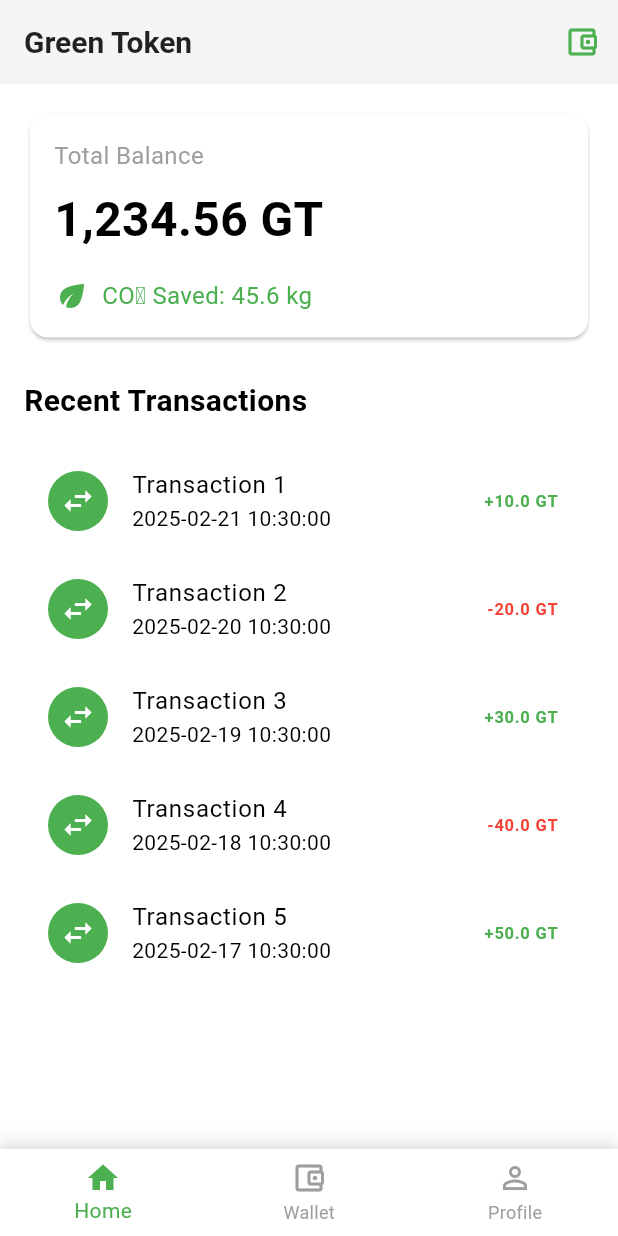
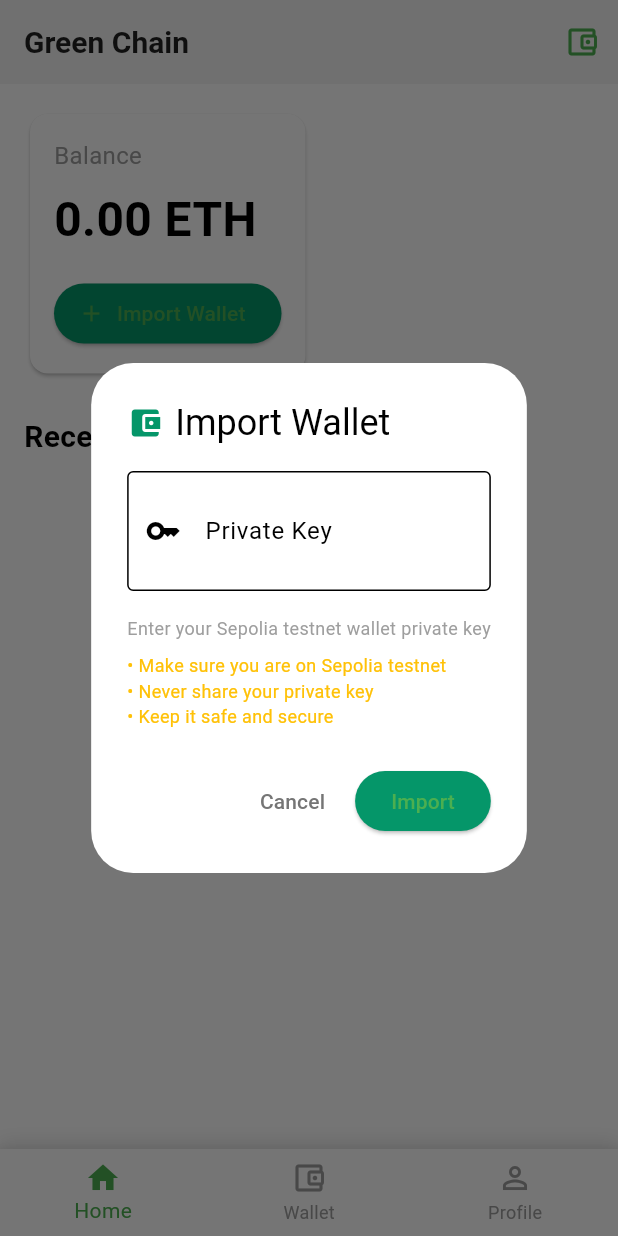
Before and after one commit to Abelboby/Green-Chain, a Flutter app: the screen it shows once a user with an empty profile is signed in, after a tap on the "account balance wallet" icon, on a phone screen of 412 x 824 dp. Run offline on Flutter 3.47's test engine with Material 3 defaults, Android fonts, the phone set to English and light mode, and no system bars; our stand-ins replace cloud_firestore, firebase_auth, firebase_core, google_sign_in, shared_preferences; missing offline and left inert: web3dart; accounts and stored records are empty.

Commit message:
Implement wallet functionality with Web3 and SharedPreferences

```diff
--- /dev/null
+++ b/lib/core/services/wallet_service.dart
@@ -0,0 +1,48 @@
+import 'package:web3dart/web3dart.dart';
+import 'package:shared_preferences/shared_preferences.dart';
+import 'package:http/http.dart' as http;
+
+class WalletService {
+  static const String _privateKeyKey = 'private_key';
+  static const String _rpcUrl = 'https://sepolia.infura.io/v3/75e1ccf8e39e4f67b34e691671471204'; // Replace with your Infura project ID
+
+  final Web3Client _client;
+  final SharedPreferences _prefs;
+
+  WalletService(this._prefs) : _client = Web3Client(_rpcUrl, http.Client());
+
+  Future<Credentials> importWallet(String privateKey) async {
+    try {
+      final credentials = EthPrivateKey.fromHex(privateKey);
+      final address = await credentials.extractAddress();
+
+      // Save private key securely
+      await _prefs.setString(_privateKeyKey, privateKey);
+
+      return credentials;
+    } catch (e) {
+      throw Exception('Invalid private key');
+    }
+  }
+
+  Future<String?> getStoredPrivateKey() async {
+    return _prefs.getString(_privateKeyKey);
+  }
+
+  Future<EtherAmount> getBalance(String address) async {
+    final ethAddress = EthereumAddress.fromHex(address);
+    return await _client.getBalance(ethAddress);
+  }
+
+  Future<void> removeWallet() async {
+    await _prefs.remove(_privateKeyKey);
+  }
+
+  Future<bool> hasWallet() async {
+    return _prefs.containsKey(_privateKeyKey);
+  }
+
+  void dispose() {
+    _client.dispose();
+  }
+}
--- a/lib/features/home/presentation/screens/home_screen.dart
+++ b/lib/features/home/presentation/screens/home_screen.dart
@@ -1,23 +1,81 @@
 import 'package:flutter/material.dart';
+import 'package:provider/provider.dart';
+import 'package:web3dart/web3dart.dart';
+import '../../../../core/theme/app_colors.dart';
+import '../../../wallet/providers/wallet_provider.dart';
+import '../../../wallet/widgets/import_wallet_dialog.dart';
 
 class HomeScreen extends StatelessWidget {
   const HomeScreen({Key? key}) : super(key: key);
+
+  void _importWallet(BuildContext context) async {
+    final privateKey = await showDialog<String>(
+      context: context,
+      builder: (context) => const ImportWalletDialog(),
+    );
+
+    if (privateKey != null && context.mounted) {
+      try {
+        await context.read<WalletProvider>().importWallet(privateKey);
+      } catch (e) {
+        if (context.mounted) {
+          ScaffoldMessenger.of(context).showSnackBar(
+            SnackBar(
+              content: Text('Error: ${e.toString()}'),
+              backgroundColor: AppColors.error,
+            ),
+          );
+        }
+      }
+    }
+  }
+
+  String _formatBalance(EtherAmount? balance) {
+    if (balance == null) return '0.00 ETH';
+    final inWei = balance.getInWei;
+    final inEther = inWei.toDouble() / BigInt.from(10).pow(18).toDouble();
+    return '${inEther.toStringAsFixed(4)} ETH';
+  }
 
   @override
   Widget build(BuildContext context) {
     return Scaffold(
       appBar: AppBar(
-        title: const Text('Green Token'),
+        title: const Text('Green Chain'),
         actions: [
-          IconButton(
-            icon: const Icon(Icons.account_balance_wallet_outlined),
-            onPressed: () {
-              // TODO: Implement wallet connection
+          Consumer<WalletProvider>(
+            builder: (context, walletProvider, _) {
+              if (walletProvider.isLoading) {
+                return const Center(
+                  child: SizedBox(
+                    width: 20,
+                    height: 20,
+                    child: CircularProgressIndicator(
+                      strokeWidth: 2,
+                    ),
+                  ),
+                );
+              }
+              return IconButton(
+                icon: Icon(
+                  walletProvider.hasWallet
+                      ? Icons.account_balance_wallet
+                      : Icons.account_balance_wallet_outlined,
+                ),
+                onPressed: () => walletProvider.hasWallet
+                    ? walletProvider.refreshBalance()
+                    : _importWallet(context),
+                tooltip: walletProvider.hasWallet
+                    ? 'Refresh Balance'
+                    : 'Import Wallet',
+              );
             },
           ),
         ],
       ),
-      body: SafeArea(
+      body: Consumer<WalletProvider>(
+        builder: (context, walletProvider, _) {
+          return SafeArea(
             child: Padding(
               padding: const EdgeInsets.all(16.0),
               child: Column(
@@ -30,44 +88,38 @@ class HomeScreen extends StatelessWidget {
                         crossAxisAlignment: CrossAxisAlignment.start,
                         children: [
                           const Text(
-                        'Total Balance',
+                            'Balance',
                             style: TextStyle(
                               fontSize: 16,
                               color: Colors.grey,
                             ),
                           ),
                           const SizedBox(height: 8),
-                      const Text(
-                        '1,234.56 GT',
-                        style: TextStyle(
+                          Text(
+                            _formatBalance(walletProvider.balance),
+                            style: const TextStyle(
                               fontSize: 32,
                               fontWeight: FontWeight.bold,
                             ),
                           ),
+                          if (!walletProvider.hasWallet) ...[
                             const SizedBox(height: 16),
-                      Row(
-                        children: [
-                          const Icon(
-                            Icons.eco,
-                            color: Colors.green,
-                          ),
-                          const SizedBox(width: 8),
-                          const Text(
-                            'CO₂ Saved: 45.6 kg',
-                            style: TextStyle(
-                              fontSize: 16,
-                              color: Colors.green,
+                            ElevatedButton.icon(
+                              onPressed: () => _importWallet(context),
+                              icon: const Icon(Icons.add),
+                              label: const Text('Import Wallet'),
+                              style: ElevatedButton.styleFrom(
+                                backgroundColor: AppColors.primaryGreen,
                               ),
                             ),
                           ],
-                      ),
                         ],
                       ),
                     ),
                   ),
                   const SizedBox(height: 24),
                   const Text(
-                'Recent Transactions',
+                    'Recent Activity',
                     style: TextStyle(
                       fontSize: 20,
                       fontWeight: FontWeight.bold,
@@ -75,31 +127,23 @@ class HomeScreen extends StatelessWidget {
                   ),
                   const SizedBox(height: 16),
                   Expanded(
-                child: ListView.builder(
-                  itemCount: 5, // Placeholder count
-                  itemBuilder: (context, index) {
-                    return ListTile(
-                      leading: const CircleAvatar(
-                        backgroundColor: Colors.green,
-                        child: Icon(Icons.swap_horiz, color: Colors.white),
+                    child: Center(
+                      child: Text(
+                        walletProvider.hasWallet
+                            ? 'No transactions yet'
+                            : 'Import a wallet to view transactions',
+                        style: TextStyle(
+                          color: AppColors.textSecondaryLight,
                         ),
-                      title: Text('Transaction ${index + 1}'),
-                      subtitle: Text('${DateTime.now().subtract(Duration(days: index)).toString().split('.')[0]}'),
-                      trailing: Text(
-                        '${index % 2 == 0 ? '+' : '-'}${(index + 1) * 10.0} GT',
-                        style: TextStyle(
-                          color: index % 2 == 0 ? Colors.green : Colors.red,
-                          fontWeight: FontWeight.bold,
+                      ),
+                    ),
+                  ),
+                ],
               ),
             ),
           );
         },
       ),
-              ),
-            ],
-          ),
-        ),
-      ),
     );
   }
 }
--- a/lib/features/wallet/presentation/screens/wallet_screen.dart
+++ b/lib/features/wallet/presentation/screens/wallet_screen.dart
@@ -1,7 +1,54 @@
 import 'package:flutter/material.dart';
+import 'package:provider/provider.dart';
+import 'package:web3dart/web3dart.dart';
+import '../../../../core/theme/app_colors.dart';
+import '../../providers/wallet_provider.dart';
+import '../../widgets/import_wallet_dialog.dart';
 
 class WalletScreen extends StatelessWidget {
   const WalletScreen({Key? key}) : super(key: key);
+
+  void _importWallet(BuildContext context) async {
+    final privateKey = await showDialog<String>(
+      context: context,
+      builder: (context) => const ImportWalletDialog(),
+    );
+
+    if (privateKey != null && context.mounted) {
+      try {
+        await context.read<WalletProvider>().importWallet(privateKey);
+        if (context.mounted) {
+          ScaffoldMessenger.of(context).showSnackBar(
+            SnackBar(
+              content: const Text('Wallet imported successfully!'),
+              backgroundColor: AppColors.success,
+            ),
+          );
+        }
+      } catch (e) {
+        if (context.mounted) {
+          ScaffoldMessenger.of(context).showSnackBar(
+            SnackBar(
+              content: Text('Error: ${e.toString()}'),
+              backgroundColor: AppColors.error,
+            ),
+          );
+        }
+      }
+    }
+  }
+
+  String _formatAddress(String? address) {
+    if (address == null) return 'No wallet connected';
+    return '${address.substring(0, 6)}...${address.substring(address.length - 4)}';
+  }
+
+  String _formatBalance(EtherAmount? balance) {
+    if (balance == null) return '0.00 ETH';
+    final inWei = balance.getInWei;
+    final inEther = inWei.toDouble() / BigInt.from(10).pow(18).toDouble();
+    return '${inEther.toStringAsFixed(4)} ETH';
+  }
 
   @override
   Widget build(BuildContext context) {
@@ -10,14 +57,56 @@ class WalletScreen extends StatelessWidget {
         title: const Text('Wallet'),
         actions: [
           IconButton(
-            icon: const Icon(Icons.qr_code_scanner),
-            onPressed: () {
-              // TODO: Implement wallet connect via QR
-            },
+            icon: const Icon(Icons.refresh),
+            onPressed: () => context.read<WalletProvider>().refreshBalance(),
           ),
         ],
       ),
-      body: SafeArea(
+      body: Consumer<WalletProvider>(
+        builder: (context, walletProvider, _) {
+          if (walletProvider.isLoading) {
+            return const Center(child: CircularProgressIndicator());
+          }
+
+          if (!walletProvider.hasWallet) {
+            return Center(
+              child: Column(
+                mainAxisAlignment: MainAxisAlignment.center,
+                children: [
+                  Icon(
+                    Icons.account_balance_wallet_outlined,
+                    size: 64,
+                    color: AppColors.primaryGreen.withOpacity(0.5),
+                  ),
+                  const SizedBox(height: 16),
+                  Text(
+                    'No Wallet Connected',
+                    style: Theme.of(context).textTheme.titleLarge,
+                  ),
+                  const SizedBox(height: 8),
+                  Text(
+                    'Import your wallet to start using the app',
+                    style: TextStyle(color: AppColors.textSecondaryLight),
+                  ),
+                  const SizedBox(height: 24),
+                  ElevatedButton.icon(
+                    onPressed: () => _importWallet(context),
+                    icon: const Icon(Icons.add),
+                    label: const Text('Import Wallet'),
+                    style: ElevatedButton.styleFrom(
+                      backgroundColor: AppColors.primaryGreen,
+                      padding: const EdgeInsets.symmetric(
+                        horizontal: 24,
+                        vertical: 12,
+                      ),
+                    ),
+                  ),
+                ],
+              ),
+            );
+          }
+
+          return SafeArea(
             child: Padding(
               padding: const EdgeInsets.all(16.0),
               child: Column(
@@ -29,17 +118,27 @@ class WalletScreen extends StatelessWidget {
                       child: Column(
                         crossAxisAlignment: CrossAxisAlignment.start,
                         children: [
+                          Row(
+                            mainAxisAlignment: MainAxisAlignment.spaceBetween,
+                            children: [
                               const Text(
-                        'Total Balance',
+                                'Balance',
                                 style: TextStyle(
                                   fontSize: 16,
                                   color: Colors.grey,
                                 ),
                               ),
+                              IconButton(
+                                icon: const Icon(Icons.logout),
+                                onPressed: () => walletProvider.removeWallet(),
+                                tooltip: 'Disconnect Wallet',
+                              ),
+                            ],
+                          ),
                           const SizedBox(height: 8),
-                      const Text(
-                        '1,234.56 GT',
-                        style: TextStyle(
+                          Text(
+                            _formatBalance(walletProvider.balance),
+                            style: const TextStyle(
                               fontSize: 32,
                               fontWeight: FontWeight.bold,
                             ),
@@ -47,16 +146,16 @@ class WalletScreen extends StatelessWidget {
                           const SizedBox(height: 16),
                           Row(
                             children: [
-                          const Icon(
-                            Icons.eco,
-                            color: Colors.green,
+                              Icon(
+                                Icons.account_balance_wallet,
+                                color: AppColors.primaryGreen,
                               ),
                               const SizedBox(width: 8),
-                          const Text(
-                            'CO₂ Saved: 45.6 kg',
-                            style: TextStyle(
+                              Text(
+                                _formatAddress(walletProvider.address),
+                                style: const TextStyle(
                                   fontSize: 16,
-                              color: Colors.green,
+                                  color: Colors.grey,
                                 ),
                               ),
                             ],
@@ -77,6 +176,7 @@ class WalletScreen extends StatelessWidget {
                           label: const Text('Send'),
                           style: ElevatedButton.styleFrom(
                             padding: const EdgeInsets.symmetric(vertical: 16),
+                            backgroundColor: AppColors.primaryGreen,
                           ),
                         ),
                       ),
@@ -90,6 +190,7 @@ class WalletScreen extends StatelessWidget {
                           label: const Text('Receive'),
                           style: ElevatedButton.styleFrom(
                             padding: const EdgeInsets.symmetric(vertical: 16),
+                            backgroundColor: AppColors.primaryGreen,
                           ),
                         ),
                       ),
@@ -105,42 +206,21 @@ class WalletScreen extends StatelessWidget {
                   ),
                   const SizedBox(height: 16),
                   Expanded(
-                child: ListView.builder(
-                  itemCount: 5,
-                  itemBuilder: (context, index) {
-                    final bool isSent = index % 2 == 0;
-                    return ListTile(
-                      leading: CircleAvatar(
-                        backgroundColor: isSent ? Colors.red[100] : Colors.green[100],
-                        child: Icon(
-                          isSent ? Icons.arrow_upward : Icons.arrow_downward,
-                          color: isSent ? Colors.red : Colors.green,
+                    child: Center(
+                      child: Text(
+                        'No transactions yet',
+                        style: TextStyle(
+                          color: AppColors.textSecondaryLight,
                         ),
                       ),
-                      title: Text(
-                        isSent ? 'Sent GT' : 'Received GT',
                     ),
-                      subtitle: Text(
-                        DateTime.now()
-                            .subtract(Duration(days: index))
-                            .toString()
-                            .split('.')[0],
                   ),
-                      trailing: Text(
-                        '${isSent ? '-' : '+'}${(index + 1) * 10.0} GT',
-                        style: TextStyle(
-                          color: isSent ? Colors.red : Colors.green,
-                          fontWeight: FontWeight.bold,
+                ],
               ),
             ),
           );
         },
       ),
-              ),
-            ],
-          ),
-        ),
-      ),
     );
   }
 }
--- /dev/null
+++ b/lib/features/wallet/providers/wallet_provider.dart
@@ -0,0 +1,61 @@
+import 'package:flutter/material.dart';
+import 'package:web3dart/web3dart.dart';
+import '../../../core/services/wallet_service.dart';
+
+class WalletProvider extends ChangeNotifier {
+  final WalletService _walletService;
+
+  Credentials? _credentials;
+  String? _address;
+  EtherAmount? _balance;
+  bool _isLoading = false;
+
+  WalletProvider(this._walletService) {
+    _initWallet();
+  }
+
+  bool get hasWallet => _credentials != null;
+  String? get address => _address;
+  EtherAmount? get balance => _balance;
+  bool get isLoading => _isLoading;
+
+  Future<void> _initWallet() async {
+    final privateKey = await _walletService.getStoredPrivateKey();
+    if (privateKey != null) {
+      await importWallet(privateKey);
+    }
+  }
+
+  Future<void> importWallet(String privateKey) async {
+    try {
+      _isLoading = true;
+      notifyListeners();
+
+      _credentials = await _walletService.importWallet(privateKey);
+      _address = (await _credentials!.extractAddress()).hex;
+      await _updateBalance();
+    } finally {
+      _isLoading = false;
+      notifyListeners();
+    }
+  }
+
+  Future<void> _updateBalance() async {
+    if (_address != null) {
+      _balance = await _walletService.getBalance(_address!);
+      notifyListeners();
+    }
+  }
+
+  Future<void> removeWallet() async {
+    await _walletService.removeWallet();
+    _credentials = null;
+    _address = null;
+    _balance = null;
+    notifyListeners();
+  }
+
+  Future<void> refreshBalance() async {
+    await _updateBalance();
+  }
+}
--- /dev/null
+++ b/lib/features/wallet/widgets/import_wallet_dialog.dart
@@ -0,0 +1,88 @@
+import 'package:flutter/material.dart';
+import '../../../core/theme/app_colors.dart';
+
+class ImportWalletDialog extends StatefulWidget {
+  const ImportWalletDialog({super.key});
+
+  @override
+  State<ImportWalletDialog> createState() => _ImportWalletDialogState();
+}
+
+class _ImportWalletDialogState extends State<ImportWalletDialog> {
+  final _privateKeyController = TextEditingController();
+  bool _isPrivateKeyValid = true;
+
+  @override
+  Widget build(BuildContext context) {
+    return AlertDialog(
+      title: Row(
+        children: [
+          Icon(Icons.account_balance_wallet, color: AppColors.primaryGreen),
+          const SizedBox(width: 8),
+          const Text('Import Wallet'),
+        ],
+      ),
+      content: Column(
+        mainAxisSize: MainAxisSize.min,
+        crossAxisAlignment: CrossAxisAlignment.start,
+        children: [
+          TextField(
+            controller: _privateKeyController,
+            decoration: InputDecoration(
+              labelText: 'Private Key',
+              errorText: _isPrivateKeyValid ? null : 'Invalid private key',
+              border: const OutlineInputBorder(),
+              prefixIcon: const Icon(Icons.key),
+            ),
+            maxLines: 2,
+          ),
+          const SizedBox(height: 16),
+          const Text(
+            'Enter your Sepolia testnet wallet private key',
+            style: TextStyle(
+              color: Colors.grey,
+              fontSize: 12,
+            ),
+          ),
+          const SizedBox(height: 8),
+          Text(
+            '• Make sure you are on Sepolia testnet\n• Never share your private key\n• Keep it safe and secure',
+            style: TextStyle(
+              color: AppColors.warning,
+              fontSize: 12,
+            ),
+          ),
+        ],
+      ),
+      actions: [
+        TextButton(
+          onPressed: () => Navigator.pop(context),
+          child: Text(
+            'Cancel',
+            style: TextStyle(color: AppColors.textSecondaryLight),
+          ),
+        ),
+        ElevatedButton(
+          onPressed: () {
+            final privateKey = _privateKeyController.text.trim();
+            if (privateKey.length == 64 || privateKey.length == 66) {
+              Navigator.pop(context, privateKey);
+            } else {
+              setState(() => _isPrivateKeyValid = false);
+            }
+          },
+          style: ElevatedButton.styleFrom(
+            backgroundColor: AppColors.primaryGreen,
+          ),
+          child: const Text('Import'),
+        ),
+      ],
+    );
+  }
+
+  @override
+  void dispose() {
+    _privateKeyController.dispose();
+    super.dispose();
+  }
+}
--- a/lib/main.dart
+++ b/lib/main.dart
@@ -1,23 +1,43 @@
 import 'package:flutter/material.dart';
 import 'package:firebase_core/firebase_core.dart';
 import 'package:provider/provider.dart';
+import 'package:shared_preferences/shared_preferences.dart';
 import 'core/theme/app_theme.dart';
+import 'core/services/wallet_service.dart';
 import 'features/auth/providers/auth_provider.dart';
 import 'features/auth/screens/auth_wrapper.dart';
+import 'features/wallet/providers/wallet_provider.dart';
 
 void main() async {
   WidgetsFlutterBinding.ensureInitialized();
   await Firebase.initializeApp();
-  runApp(const MyApp());
+
+  final prefs = await SharedPreferences.getInstance();
+  final walletService = WalletService(prefs);
+
+  runApp(MyApp(
+    prefs: prefs,
+    walletService: walletService,
+  ));
 }
 
 class MyApp extends StatelessWidget {
-  const MyApp({Key? key}) : super(key: key);
+  final SharedPreferences prefs;
+  final WalletService walletService;
+
+  const MyApp({
+    Key? key,
+    required this.prefs,
+    required this.walletService,
+  }) : super(key: key);
 
   @override
   Widget build(BuildContext context) {
-    return ChangeNotifierProvider(
-      create: (_) => AuthProvider(),
+    return MultiProvider(
+      providers: [
+        ChangeNotifierProvider(create: (_) => AuthProvider()),
+        ChangeNotifierProvider(create: (_) => WalletProvider(walletService)),
+      ],
       child: MaterialApp(
         title: 'Green Chain',
         theme: AppTheme.lightTheme,
--- a/pubspec.yaml
+++ b/pubspec.yaml
@@ -49,6 +49,7 @@ dependencies:
   walletconnect_dart: ^0.0.11
   url_launcher: ^6.2.4
   shared_preferences: ^2.2.2
+  http: ^1.2.0
 
 dev_dependencies:
   flutter_test:
```
Also changed, not shown: pubspec.lock. Lines whose indentation alone changed are shown as unchanged.
